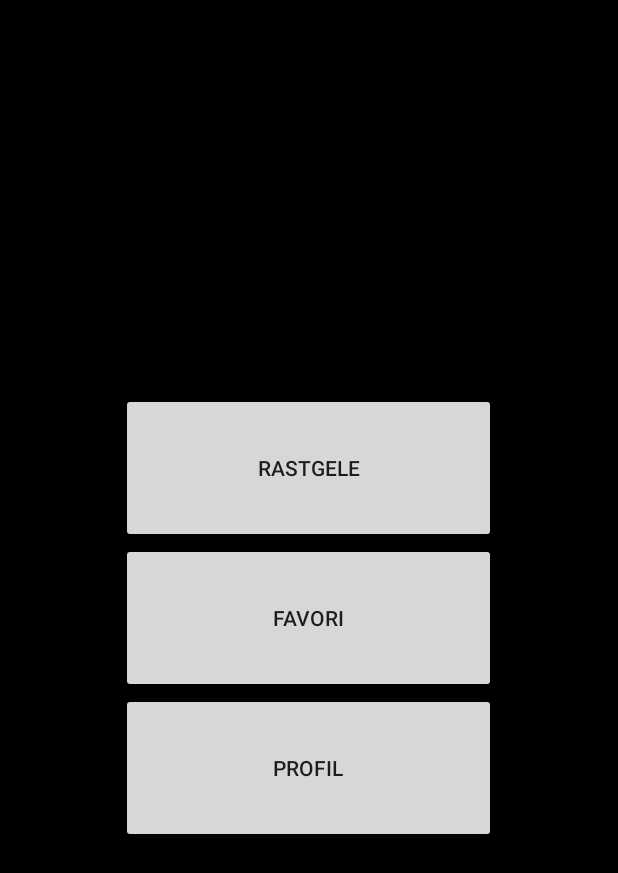
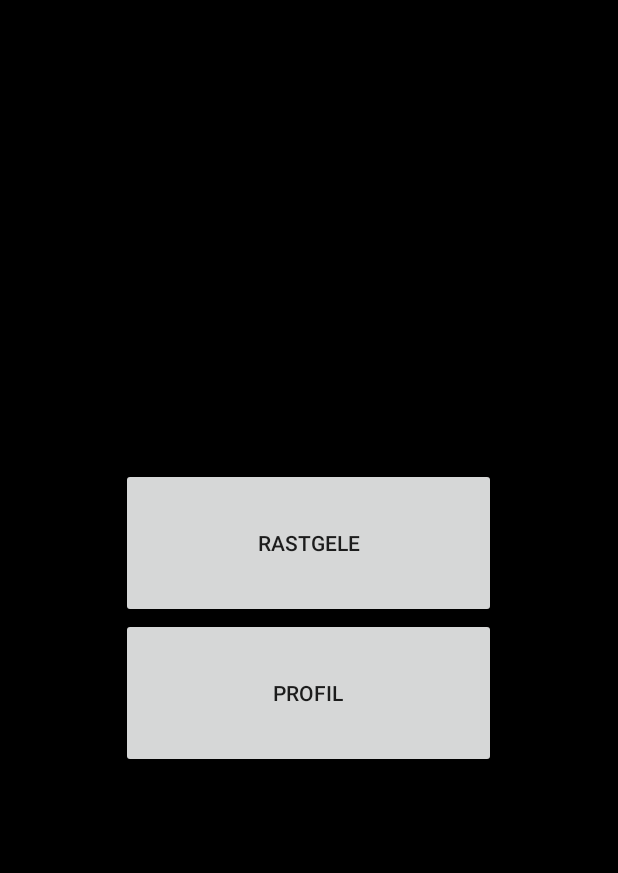
Before and after one commit to serametmuhammet/serametmuhammet-cse3044spring2019p1_mseramet_bozkan_maktas, an Android app: the ButtonsScreen screen opened directly, with no data from a screen before it, on a phone screen of 412 x 824 dp. Shown: the top 873 px of the screen. Run offline under Robolectric (Android 15) with nearby library versions, the phone set to English and light mode, and no system bars; our stand-ins replace Firebase (no records; nobody signed in at launch, a user with empty details on screens opened directly).

Commit message:
final commit

```diff
--- a/app/src/main/java/com/example/neyesek/LoginScreen.java
+++ b/app/src/main/java/com/example/neyesek/LoginScreen.java
@@ -48,6 +48,7 @@ public class LoginScreen extends AppCompatActivity implements GoogleApiClient.Co
     protected void onCreate(Bundle savedInstanceState) {
         super.onCreate(savedInstanceState);
         setContentView(R.layout.login_screen);
+        getSupportActionBar().hide();
 
         email = (EditText) findViewById(R.id.et_email);
         password = (EditText) findViewById(R.id.et_password);
--- a/app/src/main/res/layout/activity_buttons.xml
+++ b/app/src/main/res/layout/activity_buttons.xml
@@ -19,12 +19,6 @@
             android:onClick="action_random"
             android:text="@string/rastgele" />
 
-        <Button
-            android:id="@+id/button5"
-            android:layout_width="250dp"
-            android:layout_height="100dp"
-            android:onClick="onFindClick"
-            android:text="@string/Favori" />
 
         <Button
             android:id="@+id/profile_screen"
```
Also changed, not shown: app/src/main/java/com/example/neyesek/activity/SearchNearByPlaces.java (+7 -4 lines), app/src/main/res/layout/activity_map.xml (+4 -3 lines).
